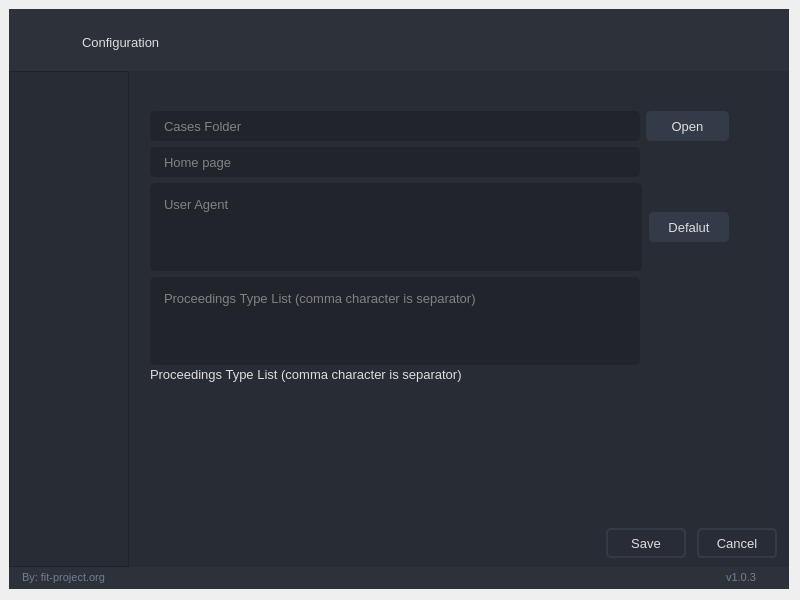
Before: the Qt Designer form ui/configuration/configuration.ui in fit-project/fit, drawn with Qt 5.
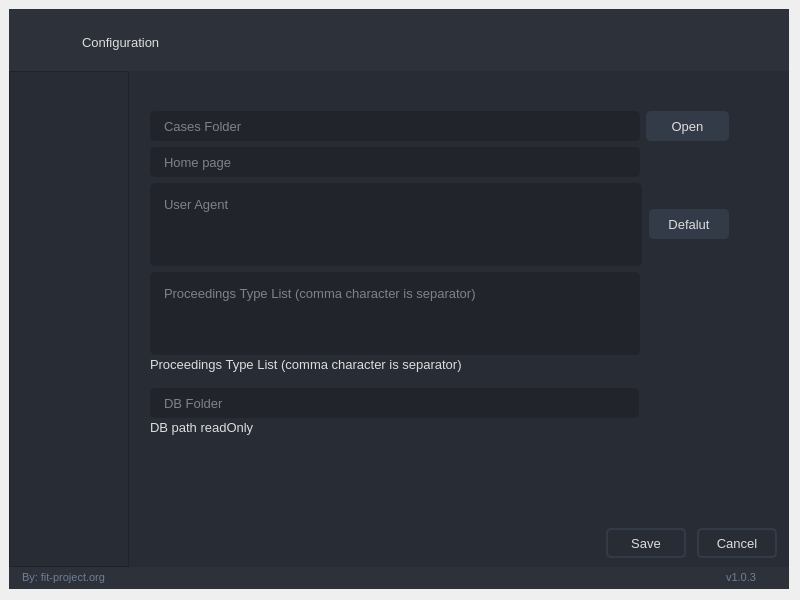
After: the same form once the commit is applied. The open tabs and pages were chosen to show the change. Icons and pictures are not drawn.

Commit message: In the binary version FIX writetable permission folder

```diff
--- a/ui/configuration/configuration.ui
+++ b/ui/configuration/configuration.ui
@@ -1029,6 +1029,112 @@
                              </item>
                             </layout>
                            </item>
+                           <item>
+                            <layout class="QVBoxLayout" name="verticalLayout_8">
+                             <property name="spacing">
+                              <number>2</number>
+                             </property>
+                             <property name="topMargin">
+                              <number>10</number>
+                             </property>
+                             <property name="bottomMargin">
+                              <number>0</number>
+                             </property>
+                             <item>
+                              <widget class="QFrame" name="db_path_layout">
+                               <property name="minimumSize">
+                                <size>
+                                 <width>0</width>
+                                 <height>0</height>
+                                </size>
+                               </property>
+                               <property name="maximumSize">
+                                <size>
+                                 <width>16777215</width>
+                                 <height>16777215</height>
+                                </size>
+                               </property>
+                               <property name="frameShape">
+                                <enum>QFrame::NoFrame</enum>
+                               </property>
+                               <property name="frameShadow">
+                                <enum>QFrame::Raised</enum>
+                               </property>
+                               <layout class="QHBoxLayout" name="db_layout">
+                                <property name="spacing">
+                                 <number>0</number>
+                                </property>
+                                <property name="sizeConstraint">
+                                 <enum>QLayout::SetDefaultConstraint</enum>
+                                </property>
+                                <property name="leftMargin">
+                                 <number>0</number>
+                                </property>
+                                <property name="topMargin">
+                                 <number>0</number>
+                                </property>
+                                <property name="rightMargin">
+                                 <number>0</number>
+                                </property>
+                                <property name="bottomMargin">
+                                 <number>0</number>
+                                </property>
+                                <item>
+                                 <widget class="QLineEdit" name="db_path">
+                                  <property name="minimumSize">
+                                   <size>
+                                    <width>0</width>
+                                    <height>30</height>
+                                   </size>
+                                  </property>
+                                  <property name="maximumSize">
+                                   <size>
+                                    <width>490</width>
+                                    <height>16777215</height>
+                                   </size>
+                                  </property>
+                                  <property name="styleSheet">
+                                   <string notr="true">background-color: rgb(33, 37, 43);</string>
+                                  </property>
+                                  <property name="text">
+                                   <string/>
+                                  </property>
+                                  <property name="readOnly">
+                                   <bool>true</bool>
+                                  </property>
+                                  <property name="placeholderText">
+                                   <string>DB Folder</string>
+                                  </property>
+                                 </widget>
+                                </item>
+                                <item>
+                                 <spacer name="db_path_spacer">
+                                  <property name="orientation">
+                                   <enum>Qt::Horizontal</enum>
+                                  </property>
+                                  <property name="sizeType">
+                                   <enum>QSizePolicy::Fixed</enum>
+                                  </property>
+                                  <property name="sizeHint" stdset="0">
+                                   <size>
+                                    <width>90</width>
+                                    <height>20</height>
+                                   </size>
+                                  </property>
+                                 </spacer>
+                                </item>
+                               </layout>
+                              </widget>
+                             </item>
+                             <item>
+                              <widget class="QLabel" name="db_path_info">
+                               <property name="text">
+                                <string>DB path readOnly</string>
+                               </property>
+                              </widget>
+                             </item>
+                            </layout>
+                           </item>
                            <item>
                             <spacer name="general_vertical_spacer">
                              <property name="orientation">
```
Left out of the diff: 2 changed lines with no effect on the pictures. The commit also changes 4 other files.
